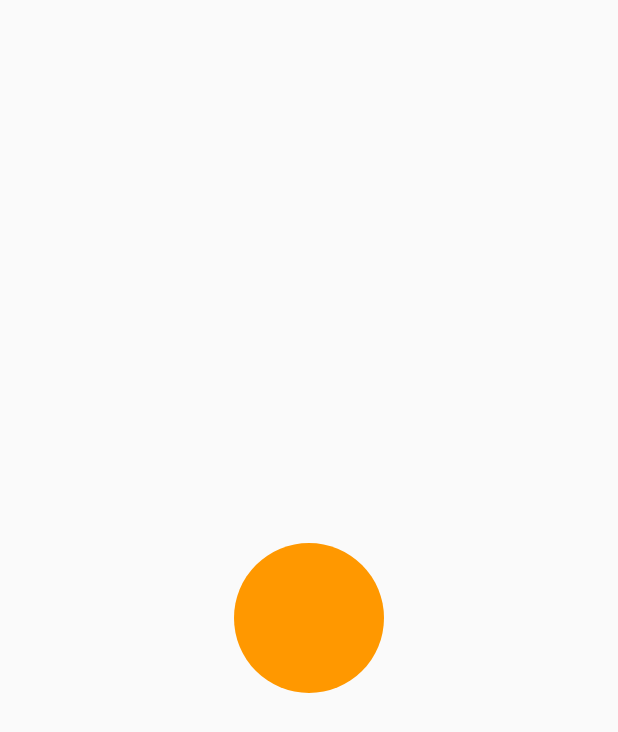
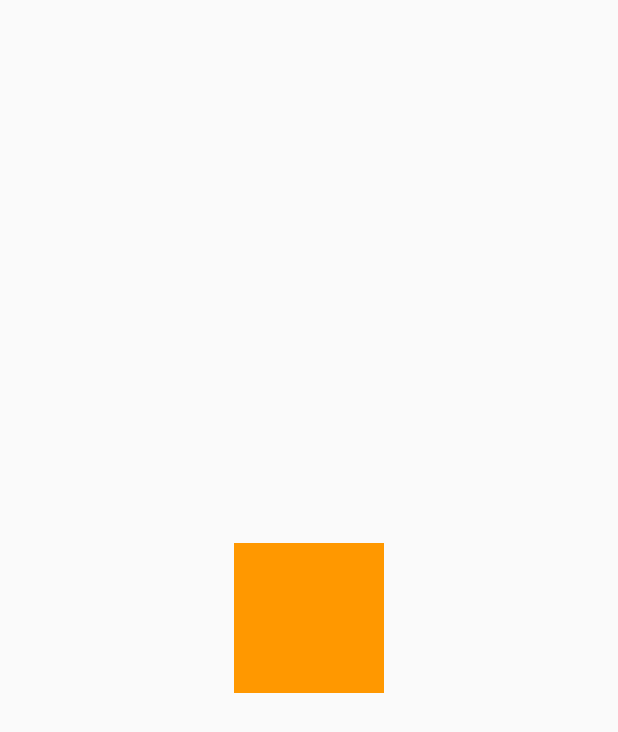
Before and after one commit to Apri34/play-with-me, a Flutter app: the screen it shows after launch, on a phone screen of 412 x 824 dp. Shown: the top 732 px of the screen. Run offline on Flutter 3.47's test engine with Material 2 defaults, Android fonts, the phone set to English and light mode, and no system bars.

```diff
--- a/lib/main.dart
+++ b/lib/main.dart
@@ -21,7 +21,7 @@ class PlayWithMe extends StatelessWidget {
   Widget build(BuildContext context) {
     return Scaffold(
       body: Center(
-        child: Toy.circle(),
+        child: Toy(),
       ),
     );
   }
--- a/lib/widgets/toy.dart
+++ b/lib/widgets/toy.dart
@@ -3,21 +3,6 @@ import 'dart:math';
 import 'package:flutter/material.dart';
 
 class Toy extends StatefulWidget {
-  final _Form form;
-
-  Toy._({required this.form});
-
-  factory Toy.triangle() => Toy._(
-        form: _Form.TRIANGLE,
-      );
-
-  factory Toy.circle() => Toy._(
-        form: _Form.CIRCLE,
-      );
-
-  factory Toy.rectangle() => Toy._(
-        form: _Form.RECTANGLE,
-      );
 
   @override
   _ToyState createState() => _ToyState();
@@ -35,10 +20,12 @@ class _ToyState extends State<Toy> {
   ];
 
   late Color color;
+  late _Form form;
 
   @override
   void initState() {
     color = colors[Random().nextInt(colors.length)];
+    form = _Form.values[Random().nextInt(_Form.values.length)];
     super.initState();
   }
 
@@ -52,9 +39,18 @@ class _ToyState extends State<Toy> {
           color = colors[index == colors.length - 1 ? 0 : index + 1];
         });
       },
-      child: CustomPaint(
-        size: Size(size, size),
-        painter: ToyPainter(widget.form, color),
+      onDoubleTap: () {
+        setState(() {
+          int index = _Form.values.indexOf(form);
+          form = _Form.values[index == _Form.values.length - 1 ? 0 : index + 1];
+        });
+      },
+      child: AnimatedContainer(
+        duration: Duration(seconds: 1),curve: Curves.linear,
+        child: CustomPaint(
+          size: Size(size, size),
+          painter: ToyPainter(form, color),
+        ),
       ),
     );
   }
```
